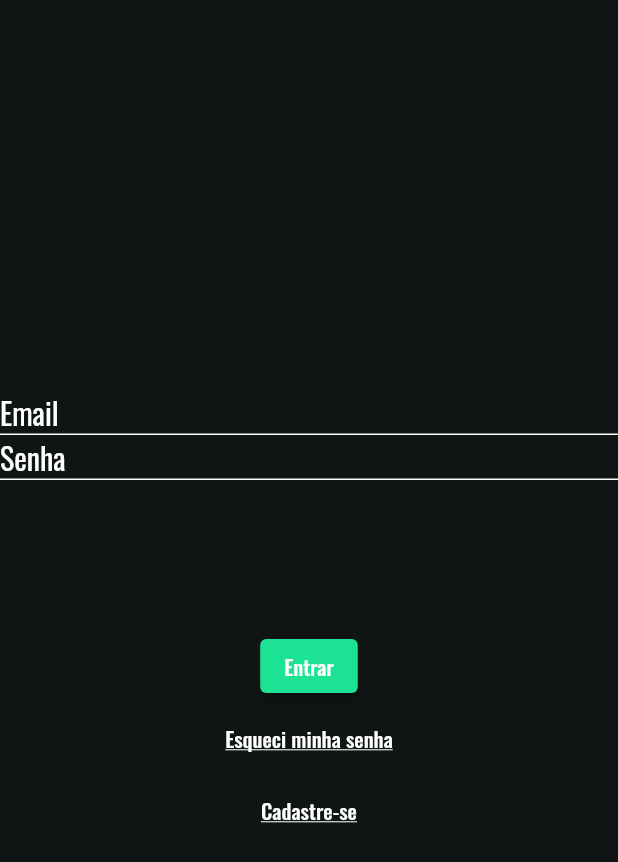
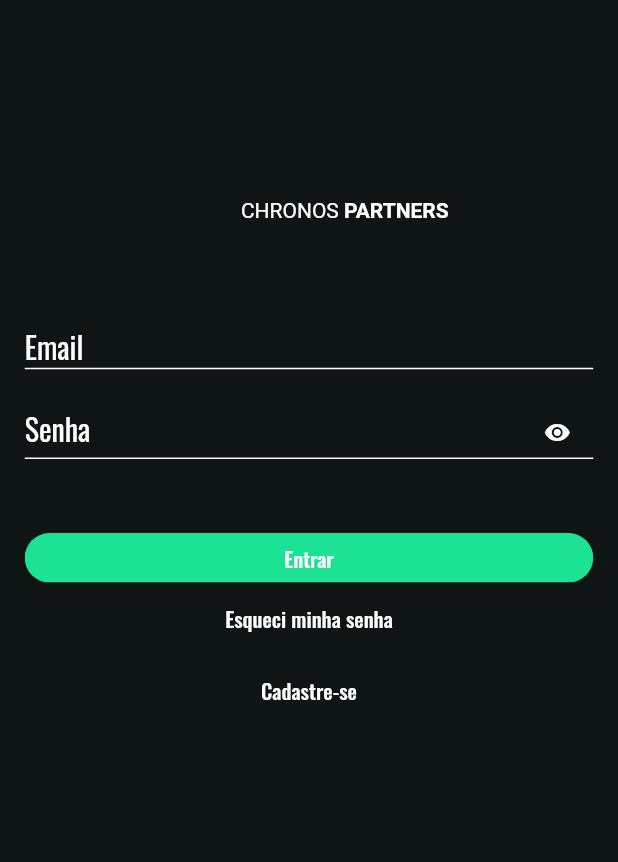
Before and after one commit to felipedelucanogueira/hero_software_test, a Flutter app: the screen it shows after launch, on a phone screen of 412 x 824 dp. Shown: the top 862 px of the screen. Run offline on Flutter 3.47's test engine with Material 2 defaults, Android fonts, the phone set to English and light mode, and no system bars; our stand-ins replace dio, flutter_secure_storage, flutter_svg, google_fonts; missing offline and left inert: validatorless.

Commit message:
fix:login flow layout

```diff
--- a/lib/features/forgot_password_screen/forgot_password_screen.dart
+++ b/lib/features/forgot_password_screen/forgot_password_screen.dart
@@ -14,7 +14,7 @@
 class _ForgotPasswordScreenState extends State<ForgotPasswordScreen> {
   final TextEditingController _emailController = TextEditingController();
   final ForgotPasswordController _controller = ForgotPasswordController();
-  var email = '';
+
   @override
   Widget build(BuildContext context) {
     return Scaffold(
@@ -43,7 +43,6 @@
                     borderSide: BorderSide(color: AppColors.white),
                   ),
                 ),
-                onSubmitted: (value) => email = value,
               ),
               SizedBox(height: MediaQuery.of(context).size.height * 0.04),
               SizedBox(
--- a/lib/features/login_screen/login_screen.dart
+++ b/lib/features/login_screen/login_screen.dart
@@ -1,7 +1,9 @@
 import 'package:flutter/material.dart';
+import 'package:hero_software_test/components/logo_component.dart';
 import 'package:hero_software_test/features/login_screen/login_controller.dart';
 import 'package:hero_software_test/values/colors.dart';
 import 'package:hero_software_test/values/strings.dart';
+import 'package:validatorless/validatorless.dart';
 
 class LoginScreen extends StatefulWidget {
   const LoginScreen({Key? key}) : super(key: key);
@@ -15,16 +17,32 @@
   final _formKey = GlobalKey<FormState>();
   final _emailController = TextEditingController();
   final _passwordController = TextEditingController();
+  var _isVisible = false;
+
   @override
   Widget build(BuildContext context) {
     return Scaffold(
       backgroundColor: AppColors.blackBackground,
       body: Form(
         key: _formKey,
+        child: Padding(
+          padding: EdgeInsets.symmetric(
+              horizontal: MediaQuery.of(context).size.width * 0.03),
+          child: Padding(
+            padding: EdgeInsets.symmetric(
+                horizontal: MediaQuery.of(context).size.width * 0.01),
             child: Column(
-          mainAxisAlignment: MainAxisAlignment.center,
               children: [
+                const Spacer(),
+                const Logo(),
+                SizedBox(
+                  height: MediaQuery.of(context).size.height * 0.06,
+                ),
                 TextFormField(
+                  validator: Validatorless.multiple([
+                    Validatorless.email(Strings.invalidEmail),
+                    Validatorless.required(Strings.emptyEmail)
+                  ]),
                   controller: _emailController,
                   decoration: const InputDecoration(
                     hintText: Strings.emailHint,
@@ -33,22 +51,49 @@
                       borderSide: BorderSide(color: AppColors.white),
                     ),
                   ),
-              style: const TextStyle(fontSize: 20),
+                  style: const TextStyle(fontSize: 20, color: AppColors.white),
+                ),
+                SizedBox(
+                  height: MediaQuery.of(context).size.height * 0.03,
                 ),
                 TextFormField(
                   controller: _passwordController,
-              decoration: const InputDecoration(
+                  obscureText: _isVisible,
+                  validator: Validatorless.required(Strings.emptyPassword),
+                  decoration: InputDecoration(
+                    contentPadding: EdgeInsets.zero,
                     hintText: Strings.passwordHint,
-                  hintStyle: TextStyle(color: AppColors.white),
-                  enabledBorder: UnderlineInputBorder(
-                      borderSide: BorderSide(color: AppColors.white))),
-              style: const TextStyle(fontSize: 20),
+                    suffixIcon: IconButton(
+                      icon: _isVisible
+                          ? const Icon(Icons.visibility_off)
+                          : const Icon(Icons.visibility),
+                      color: AppColors.white,
+                      onPressed: () {
+                        setState(() {
+                          _isVisible = !_isVisible;
+                        });
+                      },
                     ),
-            const SizedBox(
-              height: 100,
+                    suffixIconConstraints: const BoxConstraints(
+                        minWidth: 0, minHeight: 20, maxHeight: 35),
+                    hintStyle: const TextStyle(color: AppColors.white),
+                    enabledBorder: const UnderlineInputBorder(
+                      borderSide: BorderSide(color: AppColors.white),
                     ),
-            ElevatedButton(
+                  ),
+                  style: const TextStyle(fontSize: 20, color: AppColors.white),
+                ),
+                SizedBox(
+                  height: MediaQuery.of(context).size.height * 0.06,
+                ),
+                SizedBox(
+                  width: MediaQuery.of(context).size.width * 1,
+                  height: MediaQuery.of(context).size.height * 0.04,
+                  child: ClipRRect(
+                    borderRadius: BorderRadius.circular(40),
+                    child: ElevatedButton(
                       onPressed: () async {
+                        if (_formKey.currentState!.validate()) {
                           try {
                             await _controller.login(
                                 email: _emailController.text,
@@ -63,8 +108,11 @@
                               ),
                             );
                           }
+                        }
                       },
                       child: const Text(Strings.loginButton),
+                    ),
+                  ),
                 ),
                 TextButton(
                   onPressed: () {
@@ -72,9 +120,7 @@
                   },
                   child: const Text(
                     Strings.forgotPassword,
-                style: TextStyle(
-                    color: AppColors.white,
-                    decoration: TextDecoration.underline),
+                    style: TextStyle(color: AppColors.white),
                   ),
                 ),
                 TextButton(
@@ -83,12 +129,15 @@
                   },
                   child: const Text(
                     Strings.register,
-                style: TextStyle(
-                    color: AppColors.white,
-                    decoration: TextDecoration.underline),
+                    style: TextStyle(color: AppColors.white),
                   ),
                 ),
+                const Spacer(
+                  flex: 3,
+                )
               ],
+            ),
+          ),
         ),
       ),
     );
--- a/lib/main.dart
+++ b/lib/main.dart
@@ -23,6 +23,7 @@
   @override
   Widget build(BuildContext context) {
     return MaterialApp(
+      debugShowCheckedModeBanner: false,
       theme: ThemeData(
         inputDecorationTheme: const InputDecorationTheme(
           contentPadding: EdgeInsets.all(0),
--- a/lib/values/decorations.dart
+++ b/lib/values/decorations.dart
@@ -3,8 +3,9 @@
 import 'colors.dart';
 
 abstract class Decorations {
-  static InputDecoration inputDecoration(
-      {String? hintText, IconData? sufixIcon, VoidCallback? onPressed}) {
+  static InputDecoration inputDecoration({
+    String? hintText,
+  }) {
     return InputDecoration(
       hintText: hintText,
       hintStyle: const TextStyle(color: AppColors.white),
```
Also changed, not shown: lib/components/forms/form_component.dart (+4 -39 lines). Lines whose indentation alone changed are shown as unchanged.
